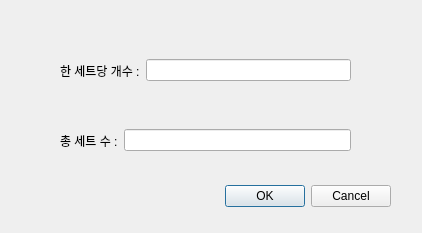
This is posenet_python/ui/setting_ui.ui in EunbinShin/final as Qt 5 draws it before an edit. The edited form follows.
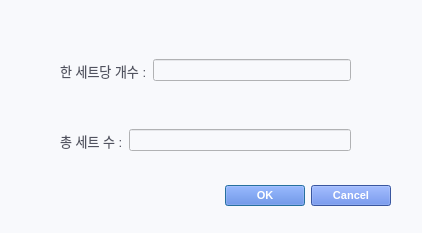
This is the edited form.

Patch:
```diff
--- a/posenet_python/ui/setting_ui.ui
+++ b/posenet_python/ui/setting_ui.ui
@@ -13,6 +13,59 @@
   <property name="windowTitle">
    <string>Dialog</string>
   </property>
+  <property name="styleSheet">
+   <string notr="true">QWidget
+{
+	background-color: rgb(248, 249, 252);
+	color: #000000;
+
+}
+
+
+/*-----QLabel-----*/
+QLabel
+{
+	background-color: transparent;
+	color: rgb(80, 82, 95);
+	font-size: 13px;
+
+}
+
+
+/*-----QPushButton-----*/
+QPushButton
+{
+	background-color: rgb(80,120,222);
+	color: #fff;
+	font-size: 11px;
+	font-weight: bold;
+}
+
+QPushButton::hover
+{
+	background-color: #3457b3;
+
+}
+
+QPushButton::disabled
+{
+	background-color: #4d5770;
+
+}
+
+
+QPushButton::pressed
+{
+	background-color: #85a7ff;
+
+}
+
+
+
+
+
+</string>
+  </property>
   <widget class="QDialogButtonBox" name="buttonBox">
    <property name="geometry">
     <rect>
```
